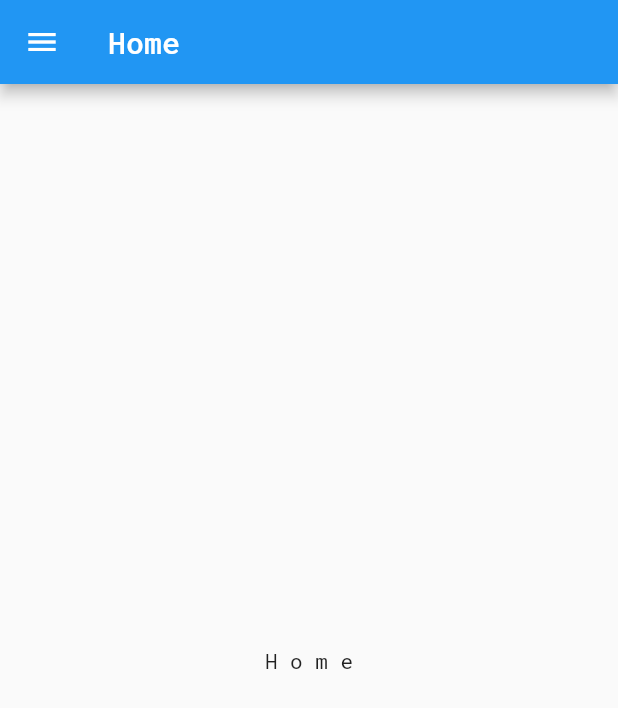
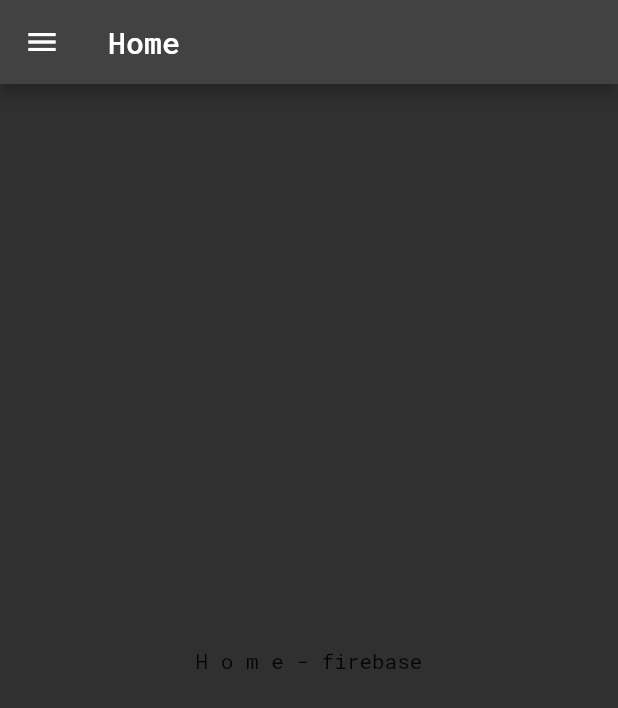
Before and after one commit to crltsmrtnz/crlts_mrtnz, a Flutter app: the screen it shows after launch, on a phone screen of 412 x 824 dp. Shown: the top 708 px of the screen. Run offline on Flutter 3.47's test engine with Material 2 defaults, Android fonts, the light colour scheme and no system bars; our stand-ins replace google_fonts.

Commit message:
test firebase integration

```diff
--- a/lib/main.dart
+++ b/lib/main.dart
@@ -21,9 +21,8 @@ class MyApp extends StatelessWidget {
         textTheme: GoogleFonts.robotoMonoTextTheme(
           Theme.of(context).textTheme,
         ),
-
-        //brightness: Brightness.dark,
-        primaryColor: Colors.grey[800],
+        brightness: Brightness.dark,
+        primaryColor: Colors.red[800],
       ),
       home: const SafeArea(child: Home()),
     );
--- a/lib/pages/home.dart
+++ b/lib/pages/home.dart
@@ -14,7 +14,7 @@ class Home extends StatelessWidget {
         body: const Center(
           // Este Widget de texto usará la fuente RobotoMono
           child: Text(
-            'H o m e',
+            'H o m e - firebase',
           ),
         ),
       );
```
